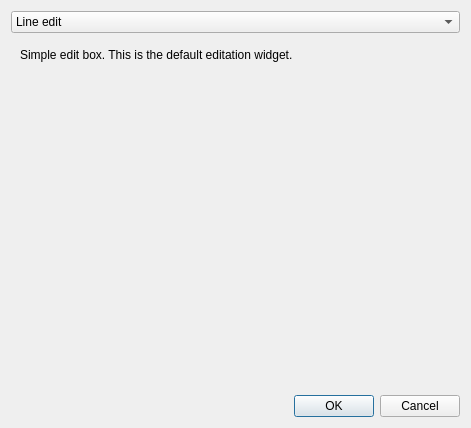
First picture: the form in src/ui/qgsattributetypeedit.ui, repository qgis/QGIS, before the edit.
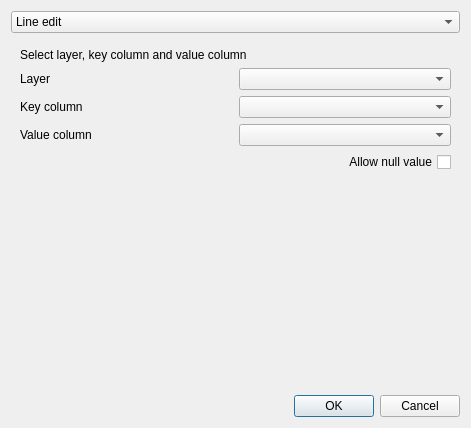
Second picture: the form after the edit.

Commit message: apply #3716: add value relation widget type

What changed in the file:
```diff
--- a/src/ui/qgsattributetypeedit.ui
+++ b/src/ui/qgsattributetypeedit.ui
@@ -87,7 +87,7 @@
       </sizepolicy>
      </property>
      <property name="currentIndex">
-      <number>0</number>
+      <number>12</number>
      </property>
      <widget class="QWidget" name="lineEditPage">
       <layout class="QVBoxLayout" name="verticalLayout_1">
@@ -591,6 +591,79 @@
        </item>
       </layout>
      </widget>
+     <widget class="QWidget" name="page">
+      <layout class="QGridLayout" name="gridLayout_3">
+       <item row="1" column="0">
+        <widget class="QLabel" name="label_5">
+         <property name="text">
+          <string>Layer</string>
+         </property>
+         <property name="buddy">
+          <cstring>valueRelationLayer</cstring>
+         </property>
+        </widget>
+       </item>
+       <item row="1" column="1">
+        <widget class="QComboBox" name="valueRelationLayer"/>
+       </item>
+       <item row="2" column="0">
+        <widget class="QLabel" name="label_6">
+         <property name="text">
+          <string>Key column</string>
+         </property>
+         <property name="buddy">
+          <cstring>valueRelationKeyColumn</cstring>
+         </property>
+        </widget>
+       </item>
+       <item row="2" column="1">
+        <widget class="QComboBox" name="valueRelationKeyColumn"/>
+       </item>
+       <item row="3" column="0">
+        <widget class="QLabel" name="label_7">
+         <property name="text">
+          <string>Value column</string>
+         </property>
+         <property name="buddy">
+          <cstring>valueRelationValueColumn</cstring>
+         </property>
+        </widget>
+       </item>
+       <item row="3" column="1">
+        <widget class="QComboBox" name="valueRelationValueColumn"/>
+       </item>
+       <item row="0" column="0" colspan="2">
+        <widget class="QLabel" name="label_8">
+         <property name="text">
+          <string>Select layer, key column and value column</string>
+         </property>
+        </widget>
+       </item>
+       <item row="5" column="0" colspan="2">
+        <spacer name="verticalSpacer_10">
+         <property name="orientation">
+          <enum>Qt::Vertical</enum>
+         </property>
+         <property name="sizeHint" stdset="0">
+          <size>
+           <width>20</width>
+           <height>40</height>
+          </size>
+         </property>
+        </spacer>
+       </item>
+       <item row="4" column="0" colspan="2">
+        <widget class="QCheckBox" name="valueRelationAllowNull">
+         <property name="layoutDirection">
+          <enum>Qt::RightToLeft</enum>
+         </property>
+         <property name="text">
+          <string>Allow null value</string>
+         </property>
+        </widget>
+       </item>
+      </layout>
+     </widget>
     </widget>
    </item>
    <item>
```
Left out of the diff: 13 changed lines with no effect on the pictures. The commit also changes 7 other files.
